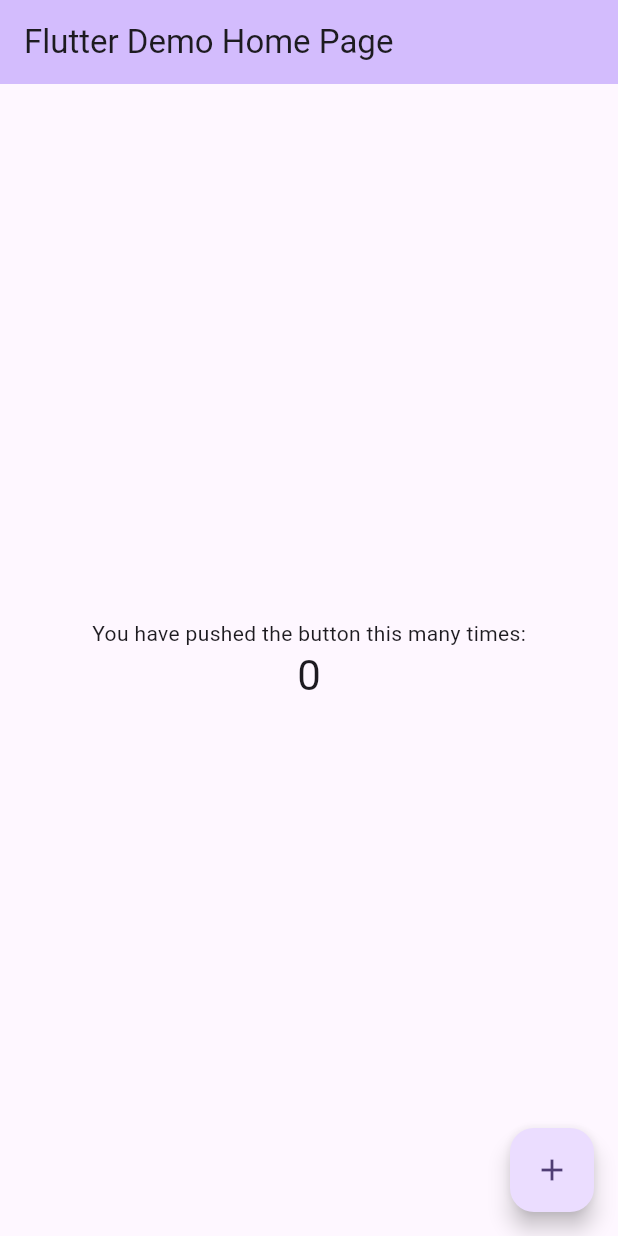
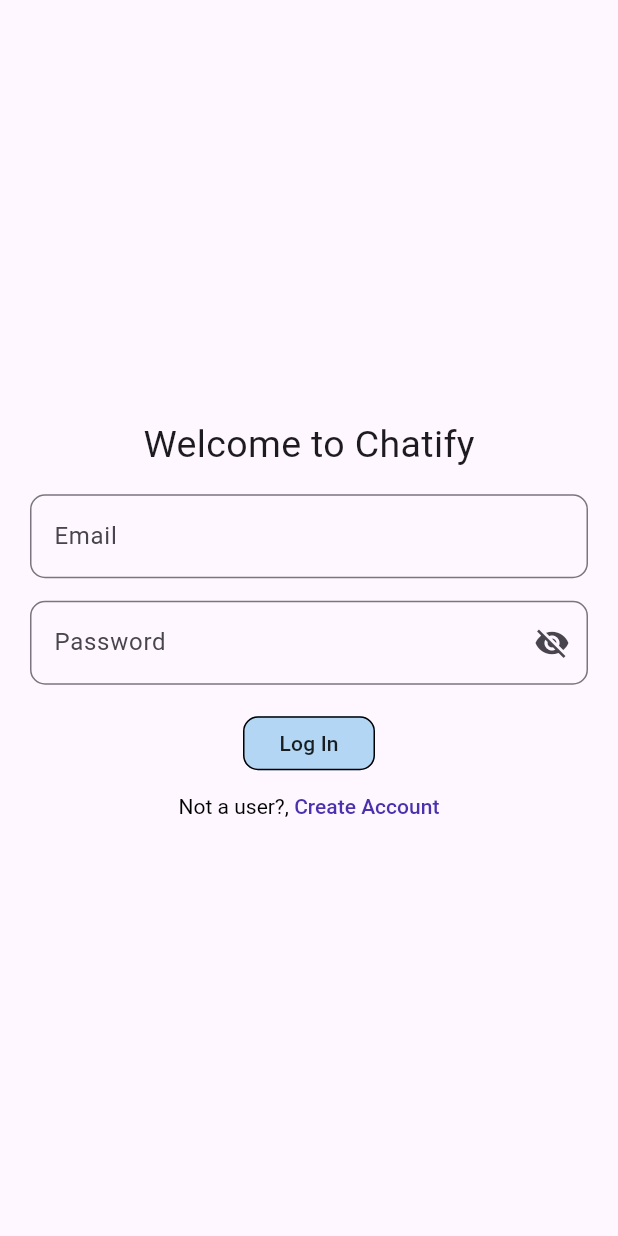
Before and after one commit to DohLandrine/Chat-App, a Flutter app: the screen it shows after launch, on a phone screen of 412 x 824 dp. Run offline on Flutter 3.47's test engine with Material 3 defaults, Android fonts, the phone set to English and light mode, and no system bars; our stand-ins replace firebase_auth, firebase_core; accounts and stored records are empty.

Commit message:
created the login page, available at lib/pages/login_page.dart implemented the logic for authentication with email and password, availabe at lib/provider/auth_provider also added a decoration constant at lib/pages/auth_pages/auth_constants.dart, i will change this location finally, i added Firebase to the project, and created a user manually on the console i added firbase for ios, android, windows(for quick development) and web

```diff
--- /dev/null
+++ b/devtools_options.yaml
@@ -0,0 +1,3 @@
+description: This file stores settings for Dart & Flutter DevTools.
+documentation: https://docs.flutter.dev/tools/devtools/extensions#configure-extension-enablement-states
+extensions:
--- a/lib/main.dart
+++ b/lib/main.dart
@@ -1,3 +1,4 @@
+import 'package:chatify/pages/auth_pages/login_page.dart';
 import 'package:flutter/material.dart';
 
 void main() {
@@ -7,119 +8,15 @@ void main() {
 class MyApp extends StatelessWidget {
   const MyApp({super.key});
 
-  // This widget is the root of your application.
   @override
   Widget build(BuildContext context) {
     return MaterialApp(
-      title: 'Flutter Demo',
+      title: 'Chatify',
       theme: ThemeData(
-        // This is the theme of your application.
-        //
-        // TRY THIS: Try running your application with "flutter run". You'll see
-        // the application has a purple toolbar. Then, without quitting the app,
-        // try changing the seedColor in the colorScheme below to Colors.green
-        // and then invoke "hot reload" (save your changes or press the "hot
-        // reload" button in a Flutter-supported IDE, or press "r" if you used
-        // the command line to start the app).
-        //
-        // Notice that the counter didn't reset back to zero; the application
-        // state is not lost during the reload. To reset the state, use hot
-        // restart instead.
-        //
-        // This works for code too, not just values: Most code changes can be
-        // tested with just a hot reload.
-        colorScheme: ColorScheme.fromSeed(seedColor: Colors.deepPurple),
+      colorScheme: ColorScheme.fromSeed(seedColor: Colors.deepPurple),
         useMaterial3: true,
       ),
-      home: const MyHomePage(title: 'Flutter Demo Home Page'),
+      home: const LoginPage(),
     );
   }
 }
-
-class MyHomePage extends StatefulWidget {
-  const MyHomePage({super.key, required this.title});
-
-  // This widget is the home page of your application. It is stateful, meaning
-  // that it has a State object (defined below) that contains fields that affect
-  // how it looks.
-
-  // This class is the configuration for the state. It holds the values (in this
-  // case the title) provided by the parent (in this case the App widget) and
-  // used by the build method of the State. Fields in a Widget subclass are
-  // always marked "final".
-
-  final String title;
-
-  @override
-  State<MyHomePage> createState() => _MyHomePageState();
-}
-
-class _MyHomePageState extends State<MyHomePage> {
-  int _counter = 0;
-
-  void _incrementCounter() {
-    setState(() {
-      // This call to setState tells the Flutter framework that something has
-      // changed in this State, which causes it to rerun the build method below
-      // so that the display can reflect the updated values. If we changed
-      // _counter without calling setState(), then the build method would not be
-      // called again, and so nothing would appear to happen.
-      _counter++;
-    });
-  }
-
-  @override
-  Widget build(BuildContext context) {
-    // This method is rerun every time setState is called, for instance as done
-    // by the _incrementCounter method above.
-    //
-    // The Flutter framework has been optimized to make rerunning build methods
-    // fast, so that you can just rebuild anything that needs updating rather
-    // than having to individually change instances of widgets.
-    return Scaffold(
-      appBar: AppBar(
-        // TRY THIS: Try changing the color here to a specific color (to
-        // Colors.amber, perhaps?) and trigger a hot reload to see the AppBar
-        // change color while the other colors stay the same.
-        backgroundColor: Theme.of(context).colorScheme.inversePrimary,
-        // Here we take the value from the MyHomePage object that was created by
-        // the App.build method, and use it to set our appbar title.
-        title: Text(widget.title),
-      ),
-      body: Center(
-        // Center is a layout widget. It takes a single child and positions it
-        // in the middle of the parent.
-        child: Column(
-          // Column is also a layout widget. It takes a list of children and
-          // arranges them vertically. By default, it sizes itself to fit its
-          // children horizontally, and tries to be as tall as its parent.
-          //
-          // Column has various properties to control how it sizes itself and
-          // how it positions its children. Here we use mainAxisAlignment to
-          // center the children vertically; the main axis here is the vertical
-          // axis because Columns are vertical (the cross axis would be
-          // horizontal).
-          //
-          // TRY THIS: Invoke "debug painting" (choose the "Toggle Debug Paint"
-          // action in the IDE, or press "p" in the console), to see the
-          // wireframe for each widget.
-          mainAxisAlignment: MainAxisAlignment.center,
-          children: <Widget>[
-            const Text(
-              'You have pushed the button this many times:',
-            ),
-            Text(
-              '$_counter',
-              style: Theme.of(context).textTheme.headlineMedium,
-            ),
-          ],
-        ),
-      ),
-      floatingActionButton: FloatingActionButton(
-        onPressed: _incrementCounter,
-        tooltip: 'Increment',
-        child: const Icon(Icons.add),
-      ), // This trailing comma makes auto-formatting nicer for build methods.
-    );
-  }
-}
--- /dev/null
+++ b/lib/pages/auth_pages/auth_constants.dart
@@ -0,0 +1,14 @@
+import 'package:flutter/material.dart';
+
+final decoration = InputDecoration(
+  errorStyle: const TextStyle(
+    height: 0.2,
+    fontSize: 11,
+    color: Color.fromARGB(255, 190, 23, 14),
+  ),
+  border: OutlineInputBorder(
+    borderRadius: BorderRadius.circular(10),
+  ),
+  focusColor: Colors.blue,
+  focusedBorder: const OutlineInputBorder(),
+);
--- /dev/null
+++ b/lib/pages/auth_pages/login_page.dart
@@ -0,0 +1,147 @@
+import 'package:chatify/pages/auth_pages/auth_constants.dart';
+import 'package:flutter/gestures.dart';
+import 'package:flutter/material.dart';
+
+class LoginPage extends StatefulWidget {
+  const LoginPage({super.key});
+
+  @override
+  State<LoginPage> createState() => _LoginPageState();
+}
+
+class _LoginPageState extends State<LoginPage> {
+  final _formKey = GlobalKey<FormState>();
+  String _password = '';
+  String _email = '';
+  bool _obscure = true;
+
+  @override
+  Widget build(BuildContext context) {
+    return Scaffold(
+      body: _loginPage(),
+    );
+  }
+
+  Widget _loginPage() {
+    return Container(
+      padding: const EdgeInsets.symmetric(horizontal: 20),
+      alignment: Alignment.center,
+      child: Column(
+        mainAxisAlignment: MainAxisAlignment.spaceEvenly,
+        mainAxisSize: MainAxisSize.min,
+        crossAxisAlignment: CrossAxisAlignment.start,
+        children: [
+          welcomeText(),
+          formWidget(),
+          const SizedBox(height: 15),
+          Center(
+            child: buttonWidget(),
+          ),
+          const SizedBox(height: 10),
+          Align(
+            alignment: Alignment.center,
+            child: richTextWidget(),
+          ),
+        ],
+      ),
+    );
+  }
+
+  Center welcomeText() {
+    return const Center(
+      child: Text(
+        'Welcome to Chatify',
+        style: TextStyle(
+          fontSize: 25,
+          fontWeight: FontWeight.w400,
+        ),
+      ),
+    );
+  }
+
+  Widget richTextWidget() {
+    return RichText(
+      text: TextSpan(
+        text: "Not a user?,",
+        style: const TextStyle(
+          color: Colors.black,
+          //fontWeight: FontWeight.w400,
+        ),
+        children: [
+          TextSpan(
+            text: ' Create Account',
+            style: const TextStyle(
+                color: Color.fromARGB(255, 74, 49, 173),
+                fontWeight: FontWeight.w500),
+            recognizer: TapGestureRecognizer()
+              ..onTap = () {
+                // Navigator.pushReplacement(
+                //     context,
+                //     MaterialPageRoute(
+                //         builder: (context) =>
+                //             const SignUpScreen()));
+              },
+          ),
+        ],
+      ),
+    );
+  }
+
+  Widget buttonWidget() {
+    return MaterialButton(
+      elevation: 0,
+      shape: OutlineInputBorder(
+          borderRadius: BorderRadius.circular(10),
+          borderSide: const BorderSide(color: Colors.black)),
+      onPressed: () {
+        if (_formKey.currentState!.validate()) {
+         // print('validated');
+        }//katy perry roar//alors on danse stromae
+        //print('not validated');
+      },
+      color: const Color.fromARGB(255, 178, 214, 244),
+      child: const Text('Log In'),
+    );
+  }
+
+  Widget formWidget() {
+    return Form(
+      key: _formKey,
+      child: Column(
+        children: [
+          const SizedBox(height: 15),
+          TextFormField(
+            onChanged: (value) => _email = value,
+            validator: (value) => value != '' || value!.contains('@') ? null : 'Enter an email',
+            keyboardType: TextInputType.emailAddress,
+            decoration: decoration.copyWith(
+              label: const Text('Email'),
+            ),
+          ),
+          const SizedBox(height: 15),
+          TextFormField(
+            onChanged: (value) => _password = value,
+            validator: (value) => value!.length < 6 || value.length > 20
+                ? 'Enter a password more than 6 chars and less than 21'
+                : null,
+            obscureText: _obscure,
+            keyboardType: TextInputType.visiblePassword,
+            decoration: decoration.copyWith(
+              label: const Text('Password'),
+              suffixIcon: IconButton(
+                onPressed: () {
+                  setState(
+                    () {
+                      _obscure = !_obscure;
+                    },
+                  );
+                },
+                icon: Icon(_obscure ? Icons.visibility_off : Icons.visibility),
+              ),
+            ),
+          ),
+        ],
+      ),
+    );
+  }
+}
--- /dev/null
+++ b/lib/provider/auth_provider.dart
@@ -0,0 +1,33 @@
+import 'package:flutter/material.dart';
+import 'package:firebase_auth/firebase_auth.dart';
+
+enum AuthStatus {
+  authenticated,
+  authenticating,
+  notAuthenticated,
+  userNotFound,
+  error
+}
+
+class AuthProvider extends ChangeNotifier {
+  static AuthProvider instance = AuthProvider();
+
+  late AuthStatus status;
+  User? user;
+  late FirebaseAuth _auth;
+  AuthProvider(){
+    _auth = FirebaseAuth.instance;
+  }
+
+  void signInUserWithEmailAndPassword(String email, String password) async{
+    status = AuthStatus.authenticating;
+    notifyListeners();
+    try {
+      UserCredential result = await _auth.signInWithEmailAndPassword(email: email, password: password);
+      user = result.user;
+      status = AuthStatus.authenticated;
+    } catch (e) {
+      //do something
+    }
+  }
+}
```
Also changed, not shown: firebase.json (added), lib/firebase_options.dart (added), 3 other files.
